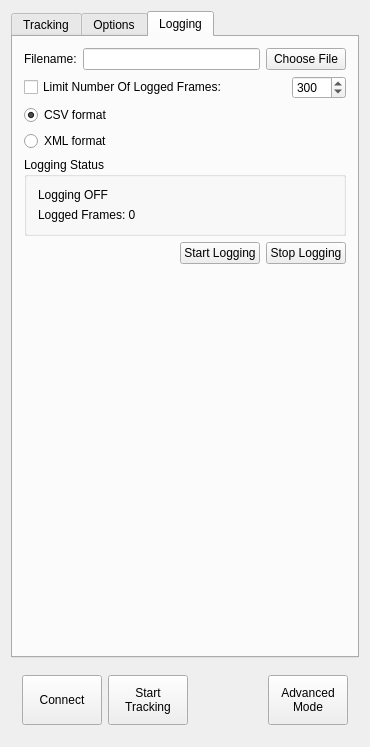
First picture: the form in Plugins/org.mitk.gui.qt.igttracking/src/internal/QmitkMITKIGTTrackingToolboxViewControls.ui, repository MITK/MITK, before the edit.
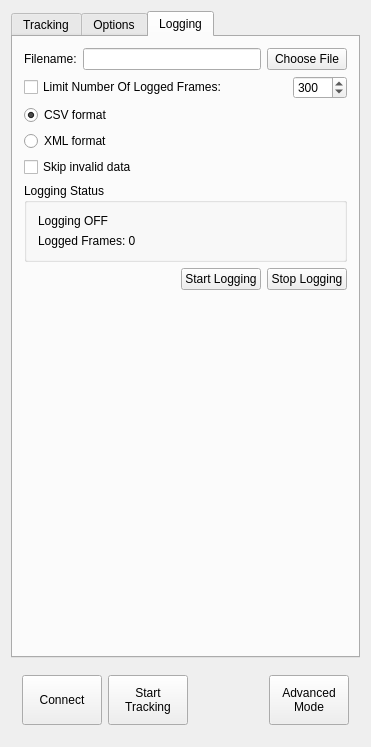
Second picture: the form after the edit. The open tabs and pages were chosen to show the change. Custom widgets are drawn as their Qt base class.

Commit message: add check box for skipping invalid data during logging

Patch:
```diff
--- a/Plugins/org.mitk.gui.qt.igttracking/src/internal/QmitkMITKIGTTrackingToolboxViewControls.ui
+++ b/Plugins/org.mitk.gui.qt.igttracking/src/internal/QmitkMITKIGTTrackingToolboxViewControls.ui
@@ -6,7 +6,7 @@
    <rect>
     <x>0</x>
     <y>0</y>
-    <width>370</width>
+    <width>371</width>
     <height>747</height>
    </rect>
   </property>
@@ -713,6 +713,13 @@
          </property>
         </widget>
        </item>
+       <item>
+        <widget class="QCheckBox" name="m_SkipInvalidData">
+         <property name="text">
+          <string>Skip invalid data</string>
+         </property>
+        </widget>
+       </item>
        <item>
         <widget class="QGroupBox" name="groupBox_4">
          <property name="title">
```
Left out of the diff: 2 changed lines with no effect on the pictures. The commit also changes 1 other file.
